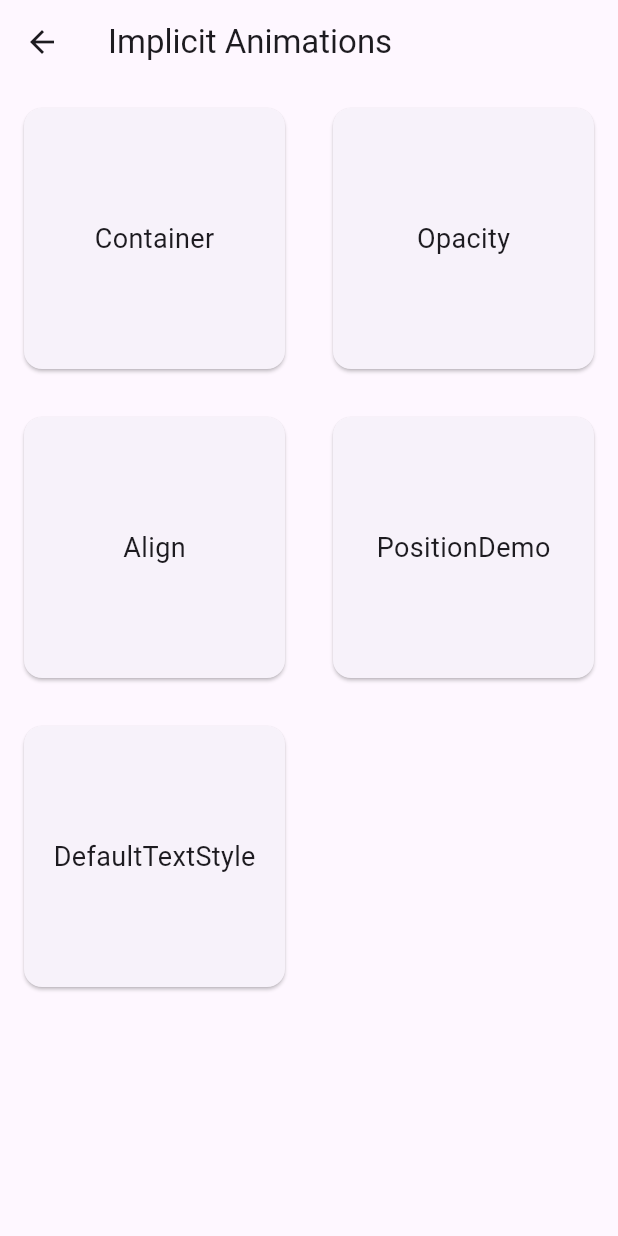
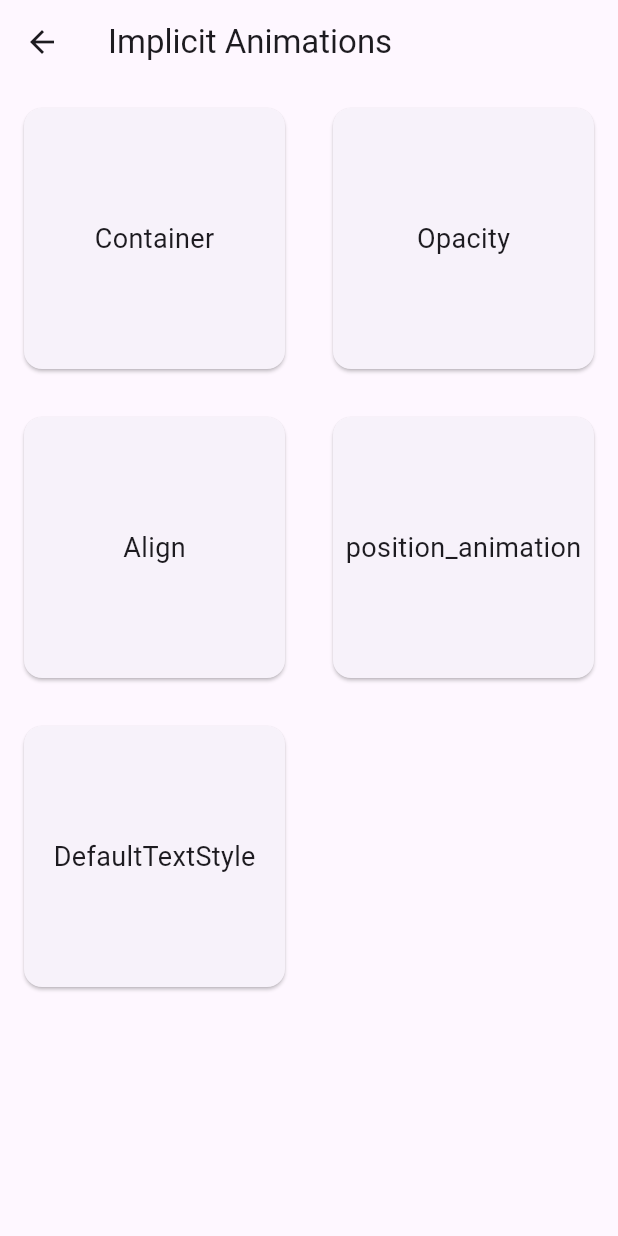
Before and after one commit to shohan-dev/Flutter-Project, a Flutter app: the ImplicitAnimationsScreen screen opened directly, on a phone screen of 412 x 824 dp. Run offline on Flutter 3.47's test engine with Material 3 defaults, Android fonts, the phone set to English and light mode, and no system bars.

Commit message:
positon animation fix

```diff
--- a/Animation/lib/Screen/ImplicitAnimationsScreen.dart
+++ b/Animation/lib/Screen/ImplicitAnimationsScreen.dart
@@ -36,7 +36,7 @@ class ImplicitAnimationsScreen extends StatelessWidget {
         ),
       ),
     },
-    {'name': PositionDemo()},
+    {'name': position_animation()},
     {
       'name': AnimatedDefaultTextStyle(
         duration: Duration(seconds: 1),
--- a/Animation/lib/Screen/ImplicitAnimationsScreen/AnimatedPositioned.dart
+++ b/Animation/lib/Screen/ImplicitAnimationsScreen/AnimatedPositioned.dart
@@ -12,18 +12,18 @@ class MyApp extends StatelessWidget {
         appBar: AppBar(
           title: Text('AnimatedPositioned Example'),
         ),
-        body: PositionDemo(),
+        body: position_animation(),
       ),
     );
   }
 }
 
-class PositionDemo extends StatefulWidget {
+class position_animation extends StatefulWidget {
   @override
-  _PositionDemoState createState() => _PositionDemoState();
+  _position_animationState createState() => _position_animationState();
 }
 
-class _PositionDemoState extends State<PositionDemo> {
+class _position_animationState extends State<position_animation> {
   bool _isMoved = false;
 
   @override
```
